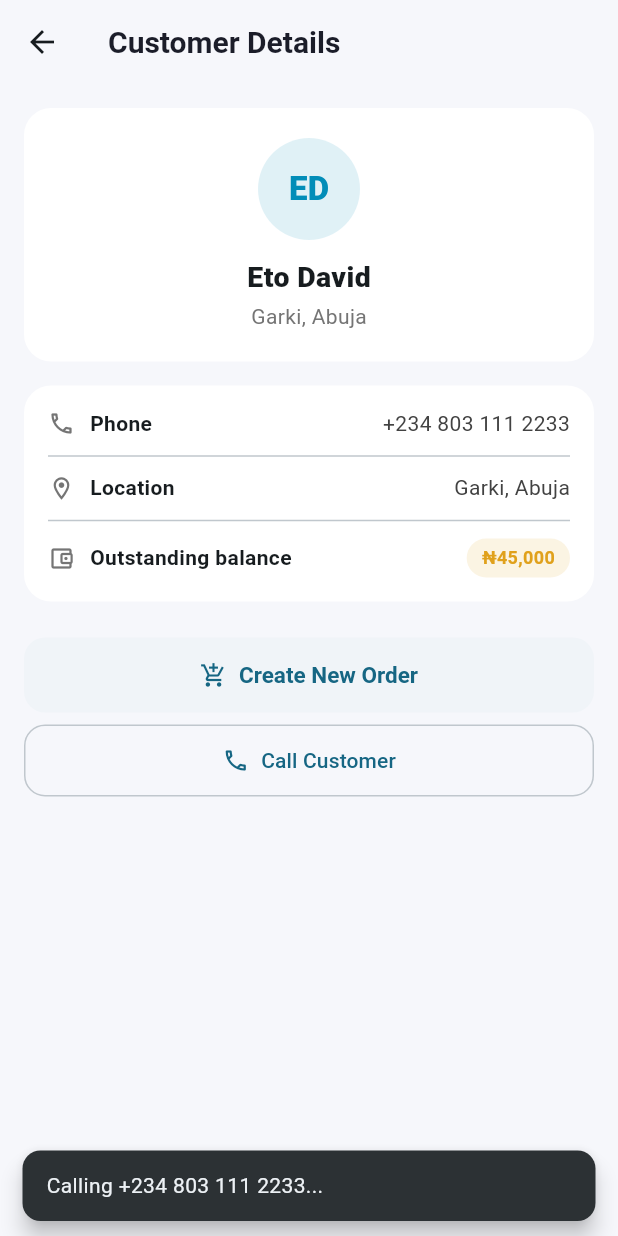
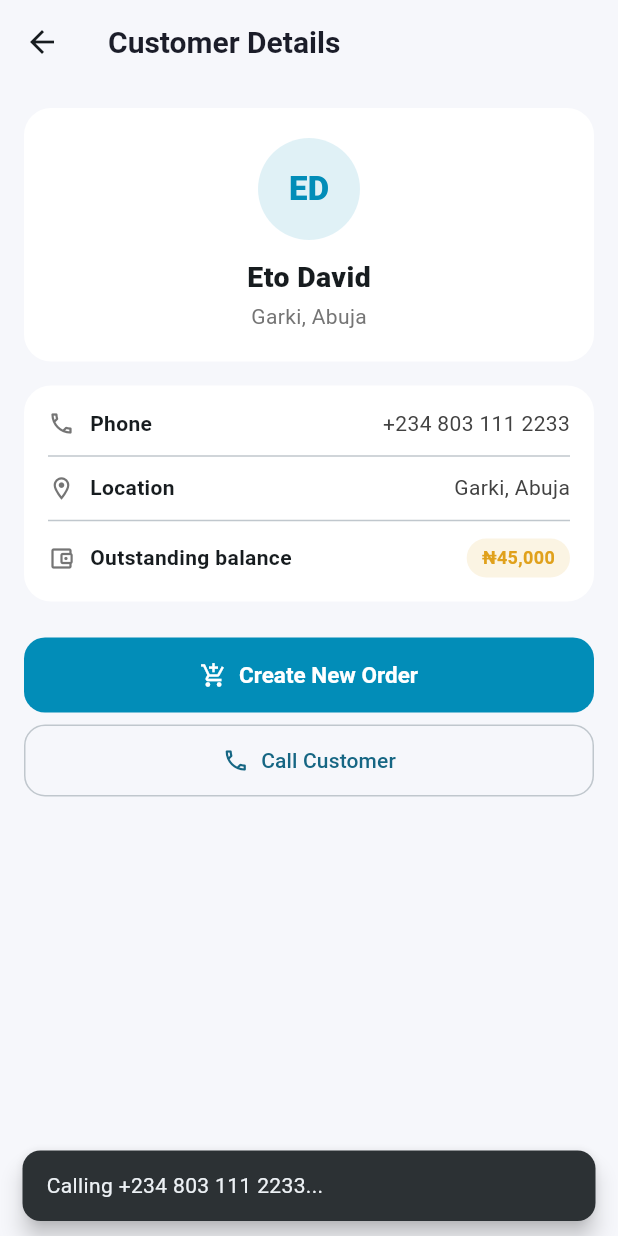
Before and after one commit to etodavid70/fuelmetrics_app, a Flutter app: the CustomerDetailScreen screen opened directly with sample values from the repository, after a tap on "Call Customer", on a phone screen of 412 x 824 dp. Run offline on Flutter 3.47's test engine with Material 3 defaults, Android fonts, the phone set to English and light mode, and no system bars; our stand-ins replace connectivity_plus, shared_preferences; accounts and stored records are empty.

Commit message:
new changes

```diff
--- a/lib/screens/dashboard/customer_detail_screen.dart
+++ b/lib/screens/dashboard/customer_detail_screen.dart
@@ -70,6 +70,10 @@ class CustomerDetailScreen extends StatelessWidget {
           ),
           const SizedBox(height: 24),
           ElevatedButton.icon(
+            style: ElevatedButton.styleFrom(
+              backgroundColor: AppTheme.seed,
+              foregroundColor: Colors.white
+            ),
             onPressed: () {
               context.read<AppState>().startOrder(customer);
               Navigator.of(context).push(
--- a/lib/screens/dashboard/order_review_screen.dart
+++ b/lib/screens/dashboard/order_review_screen.dart
@@ -153,6 +153,10 @@ class _OrderReviewScreenState extends State<OrderReviewScreen> {
               child: Padding(
                 padding: const EdgeInsets.fromLTRB(16, 8, 16, 16),
                 child: ElevatedButton(
+                style: ElevatedButton.styleFrom(
+                  backgroundColor: AppTheme.seed,
+                  foregroundColor: Colors.white
+                ),
                   onPressed: submitting ? null : _submit,
                   child: submitting
                       ? const SizedBox(
@@ -193,6 +197,7 @@ class _ResultDialog extends StatelessWidget {
       actions: [
         Center(
           child: TextButton(
+
             onPressed: () => Navigator.of(context).pop(),
             child: const Text('OK'),
           ),
--- a/lib/screens/dashboard/pending_orders_screen.dart
+++ b/lib/screens/dashboard/pending_orders_screen.dart
@@ -125,6 +125,10 @@ class _PendingOrdersScreenState extends State<PendingOrdersScreen> {
                             const SizedBox(width: 10),
                             Expanded(
                               child: ElevatedButton.icon(
+                                style: ElevatedButton.styleFrom(
+                                  backgroundColor: AppTheme.seed,
+                                  foregroundColor: Colors.white
+                                ),
                                 onPressed: isRetrying ? null : () => _retry(order),
                                 icon: isRetrying
                                     ? const SizedBox(
--- /dev/null
+++ b/lib/services/connectivity_service.dart
@@ -0,0 +1,44 @@
+import 'package:connectivity_plus/connectivity_plus.dart';
+import 'package:flutter/foundation.dart';
+
+class ConnectivityService extends ChangeNotifier {
+  final Connectivity _connectivity = Connectivity();
+  bool _isOnline = true;
+  bool _simulateOffline = false;
+
+  bool get isOnline => _simulateOffline ? false : _isOnline;
+  bool get simulateOffline => _simulateOffline;
+
+  set simulateOffline(bool value) {
+    _simulateOffline = value;
+    notifyListeners();
+  }
+
+  ConnectivityService() {
+    _initConnectivity();
+  }
+
+  Future<void> _initConnectivity() async {
+    try {
+      final result = await _connectivity.checkConnectivity();
+      _updateConnectionStatus(result);
+    } catch (e) {
+      _isOnline = false;
+    }
+
+    _connectivity.onConnectivityChanged.listen((result) {
+      _updateConnectionStatus(result);
+    });
+  }
+
+  void _updateConnectionStatus(List<ConnectivityResult> results) {
+    if (results.isEmpty) {
+      _isOnline = false;
+    } else if (results.contains(ConnectivityResult.none)) {
+      _isOnline = false;
+    } else {
+      _isOnline = true;
+    }
+    notifyListeners();
+  }
+}
--- a/lib/state/app_state.dart
+++ b/lib/state/app_state.dart
@@ -21,20 +21,21 @@ class AppState extends ChangeNotifier {
   List<SalesOrder> pendingOrders = [];
 
   bool isLoading = true;
-
+  bool _forceManualOfflineMode = false;
 
   final Map<String, OrderLineItem> _cart = {};
   Customer? cartCustomer;
 
-  bool get simulateOffline =>
-      repository is MockSalesRepository && (repository as MockSalesRepository).forceOffline;
+  /// Returns true if should be treated as offline (either real connectivity down or manual override)
+  bool get isOffline => _forceManualOfflineMode;
 
+  /// Toggle manual offline simulation (overrides real connectivity)
   set simulateOffline(bool value) {
-    if (repository is MockSalesRepository) {
-      (repository as MockSalesRepository).forceOffline = value;
-      notifyListeners();
-    }
+    _forceManualOfflineMode = value;
+    notifyListeners();
   }
+
+  bool get simulateOffline => _forceManualOfflineMode;
 
   List<OrderLineItem> get cartItems => _cart.values.toList();
   int get cartItemCount => _cart.values.fold(0, (sum, i) => sum + i.quantity);
@@ -56,8 +57,6 @@ class AppState extends ChangeNotifier {
     isLoading = false;
     notifyListeners();
   }
-
-
 
   //Eto David: this is to manage cart
   void startOrder(Customer customer) {
@@ -110,10 +109,8 @@ class AppState extends ChangeNotifier {
   }
 
   //Eto David: this is to manage orders
+  // Attempts to submit the current cart as an order. If it fails, the order is persisted(saved) locally as "pendingSync"
 
-  /// Attempts to submit the current cart as an order
-  /// If it fails, the order is persisted(saved) locally as "pendingSync"
-  //It returns true if the order reaches the server successfully
   Future<bool> submitCurrentOrder() async {
     if (cartCustomer == null || _cart.isEmpty) return false;
 
@@ -131,7 +128,7 @@ class AppState extends ChangeNotifier {
     return success;
   }
 
-  //Eto david: This is to retry orders that are aleady pending.
+  //Eto david: This is to retry orders that are aleary pending.
   //it returns true if it is successful
   Future<bool> retryOrder(SalesOrder order) async {
     final success = await _trySubmit(order, isRetry: true);
@@ -176,10 +173,7 @@ class AppState extends ChangeNotifier {
     notifyListeners();
   }
 
-
-
-
-//Eto David: this is for local storage, loads orders that are pending
+  //Eto David: this is for local storage, loads orders that are pending
   Future<void> _loadPendingOrders() async {
     final prefs = await SharedPreferences.getInstance();
     final raw = prefs.getString(_pendingOrdersKey);
@@ -194,7 +188,7 @@ class AppState extends ChangeNotifier {
     }
   }
 
-//eto david: this is to save pending orders: in the case where the app is offline
+  //eto david: this is to save pending orders: in the case where the app is offline
   Future<void> _savePendingOrders() async {
     final prefs = await SharedPreferences.getInstance();
     final raw = jsonEncode(pendingOrders.map((o) => o.toJson()).toList());
--- a/pubspec.yaml
+++ b/pubspec.yaml
@@ -38,7 +38,8 @@ dependencies:
   uuid: ^4.6.0
   intl: ^0.20.3
   flutter_launcher_icons: ^0.14.4
-  flutter_native_splash: ^2.4.8
+  flutter_native_splash: ^2.4.7
+  connectivity_plus: ^6.0.0
 
 
 flutter_launcher_icons:
```
Also changed, not shown: lib/main.dart (+6 -2 lines), lib/screens/dashboard/create_order_screen.dart (+14 -9 lines), lib/screens/dashboard/customer_list_screen.dart (+18 -7 lines), pubspec.lock, 3 other files.
